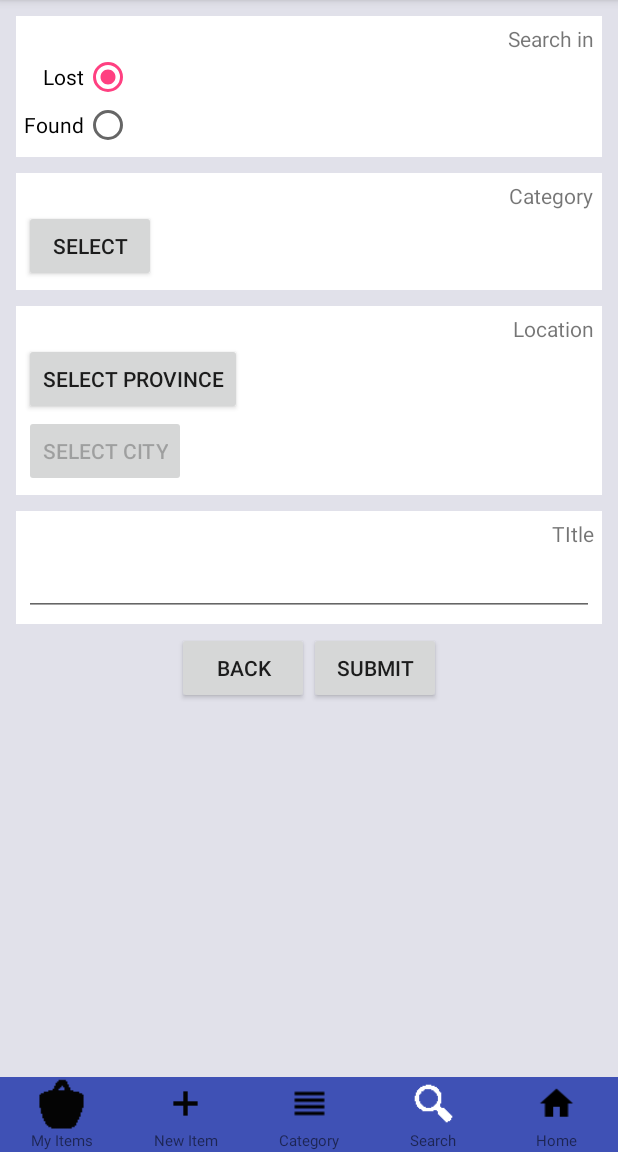
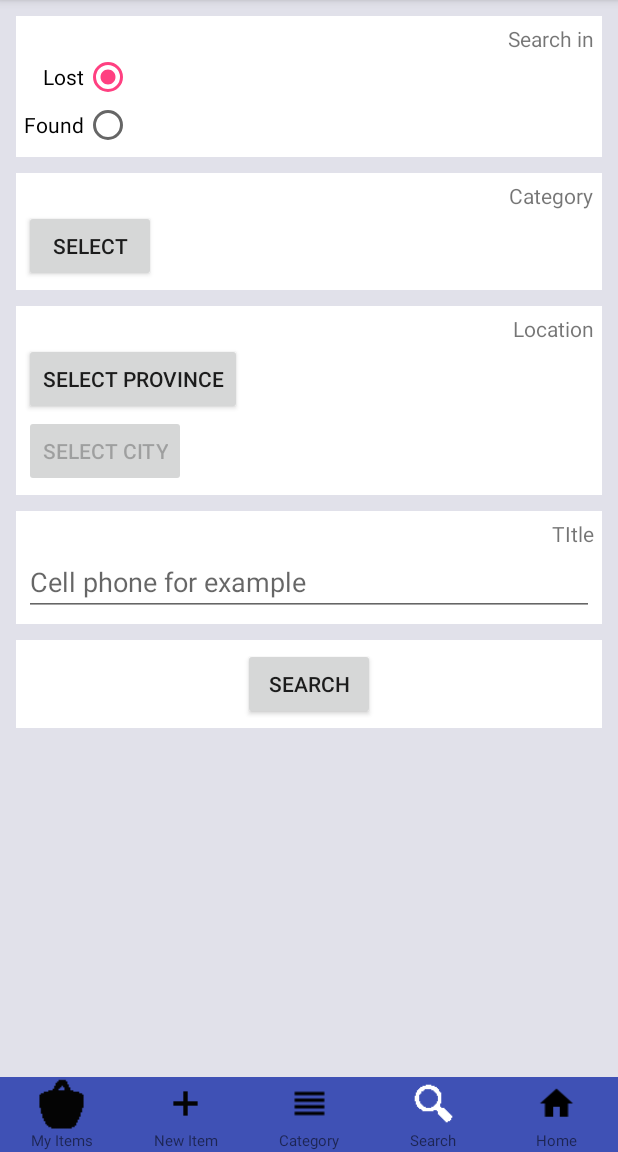
Before and after one commit to rezasadeghzadeh/mozh, an Android app: the screen it shows after launch (MainActivity), after a tap on an icon or button, on a phone screen of 412 x 824 dp, the part 84-1236 px from its top. Run offline under Robolectric (Android 15) with nearby library versions, the phone set to English and light mode, and no system bars; our stand-ins replace Volley; libraries missing offline, so code that uses them is left out: com.mohamadamin.persianmaterialdatetimepicker; network calls fail; 2 statements that could not run were skipped.

Commit message:
small  changes

```diff
--- a/app/app/src/main/java/ir/sadeghzadeh/mozhdegani/fragment/BrowseFragment.java
+++ b/app/app/src/main/java/ir/sadeghzadeh/mozhdegani/fragment/BrowseFragment.java
@@ -6,6 +6,7 @@ import android.view.View;
 import android.view.ViewGroup;
 import android.widget.AdapterView;
 import android.widget.ListView;
+import android.widget.TextView;
 import android.widget.Toast;
 
 import com.android.volley.Response;
@@ -30,6 +31,7 @@ public class BrowseFragment extends BaseFragment {
     public static String TAG =  "BrowseFragment";
     MainActivity activity;
     ListView itemsListView;
+    TextView message;
     Bundle args;
     String title;
     String itemType;
@@ -58,6 +60,7 @@ public class BrowseFragment extends BaseFragment {
 
     private void initItemsListView(View view) {
         itemsListView = (ListView) view.findViewById(R.id.items_list_view);
+        message  = (TextView) view.findViewById(R.id.message);
         itemsListView.setOnItemClickListener(new AdapterView.OnItemClickListener() {
             @Override
             public void onItemClick(AdapterView<?> parent, View view, int position, long id) {
@@ -101,6 +104,8 @@ public class BrowseFragment extends BaseFragment {
                     @Override
                     public void onResponse(Item[] response) {
                         if(response == null){
+                            message.setText(getString(R.string.no_item_found));
+                            message.setVisibility(View.VISIBLE);
                             return;
                         }
                         itemsListView.setAdapter(new ItemsAdapter(getContext(),0,response));
--- a/app/app/src/main/res/layout/browse_fragment.xml
+++ b/app/app/src/main/res/layout/browse_fragment.xml
@@ -3,6 +3,12 @@
     android:orientation="vertical" android:layout_width="match_parent"
     android:layout_margin="2dp"
     android:layout_height="match_parent">
+    <TextView
+        android:layout_gravity="center_horizontal"
+        android:visibility="gone"
+        android:id="@+id/message"
+        android:layout_width="wrap_content"
+        android:layout_height="wrap_content" />
     <ListView
         android:id="@+id/items_list_view"
         android:layout_width="match_parent"
--- a/app/app/src/main/res/layout/category_row.xml
+++ b/app/app/src/main/res/layout/category_row.xml
@@ -3,6 +3,7 @@
     android:orientation="vertical" android:layout_width="match_parent"
     android:layout_height="match_parent">
     <TextView
+        android:padding="10dp"
         android:id="@+id/title"
         android:layout_width="match_parent"
         android:layout_height="wrap_content" />
--- a/app/app/src/main/res/layout/choose_take_picture_type.xml
+++ b/app/app/src/main/res/layout/choose_take_picture_type.xml
@@ -4,11 +4,13 @@
     android:layout_height="match_parent">
 
     <TextView
+        android:padding="15dp"
         android:id="@+id/take_image_from_camera"
         android:text="@string/from_camera"
         android:layout_width="wrap_content"
         android:layout_height="wrap_content" />
     <TextView
+        android:padding="15dp"
         android:id="@+id/take_image_from_gallery"
         android:text="@string/from_gallery"
         android:layout_width="wrap_content"
--- a/app/app/src/main/res/layout/item_row_item.xml
+++ b/app/app/src/main/res/layout/item_row_item.xml
@@ -4,7 +4,7 @@
     android:layout_height="match_parent"
     android:padding="3dp">
     <LinearLayout
-        android:background="@color/mdtp_date_picker_month_day_dark_theme"
+        android:background="@color/layoutBackground"
         android:padding="2dp"
         android:layout_weight="1"
         android:layout_height="@dimen/item_thumbnail_height"
--- a/app/app/src/main/res/layout/key_value_pair_row_item.xml
+++ b/app/app/src/main/res/layout/key_value_pair_row_item.xml
@@ -3,7 +3,7 @@
     android:orientation="vertical" android:layout_width="match_parent"
     android:layout_height="match_parent">
     <TextView
-        android:padding="5dp"
+        android:padding="10dp"
         android:id="@+id/value"
         android:layout_width="wrap_content"
         android:layout_height="wrap_content" />
--- a/app/app/src/main/res/layout/new_fragment.xml
+++ b/app/app/src/main/res/layout/new_fragment.xml
@@ -177,12 +177,6 @@
                 android:layout_height="wrap_content"
                 android:text="@string/submit" />
 
-            <Button
-                android:id="@+id/back"
-                android:layout_width="wrap_content"
-                android:layout_height="wrap_content"
-                android:text="@string/back" />
-
         </LinearLayout>
 
     </LinearLayout>
--- a/app/app/src/main/res/layout/search_fragment.xml
+++ b/app/app/src/main/res/layout/search_fragment.xml
@@ -103,28 +103,25 @@
 
             <EditText
                 android:id="@+id/title"
+                android:hint="@string/cell_phone_for_example"
                 android:layout_width="match_parent"
                 android:layout_height="wrap_content"
                 android:layout_gravity="left" />
         </LinearLayout>
 
         <LinearLayout
+            style="@style/BoxElement"
             android:layout_width="match_parent"
             android:layout_height="wrap_content"
             android:gravity="center"
             android:orientation="horizontal">
 
             <Button
+                android:padding="10dp"
                 android:id="@+id/submit"
                 android:layout_width="wrap_content"
                 android:layout_height="wrap_content"
-                android:text="@string/submit" />
-
-            <Button
-                android:id="@+id/back"
-                android:layout_width="wrap_content"
-                android:layout_height="wrap_content"
-                android:text="@string/back" />
+                android:text="@string/search" />
 
         </LinearLayout>
 
--- a/app/app/src/main/res/values/strings.xml
+++ b/app/app/src/main/res/values/strings.xml
@@ -33,5 +33,7 @@
     <string name="select_province">Select Province</string>
     <string name="new_item_added_successfully">New item added successfully</string>
     <string name="search_in">Search in</string>
+    <string name="no_item_found">No Item Found</string>
+    <string name="cell_phone_for_example">Cell phone for example</string>
 
 </resources>
```
Also changed, not shown: 2 other files.
